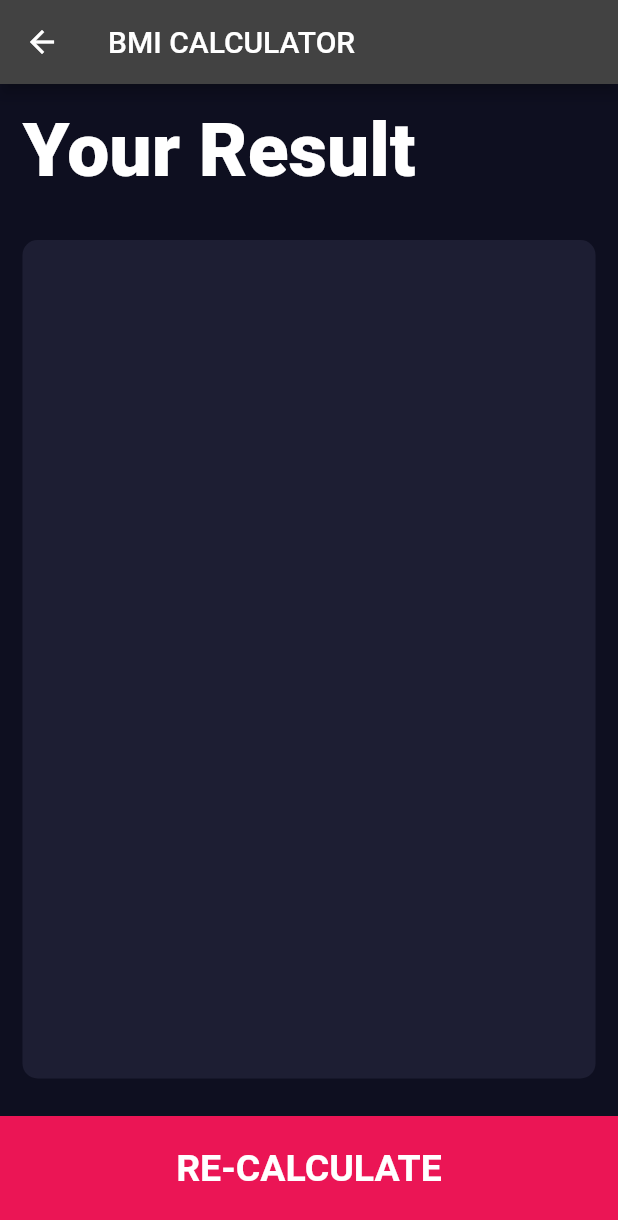
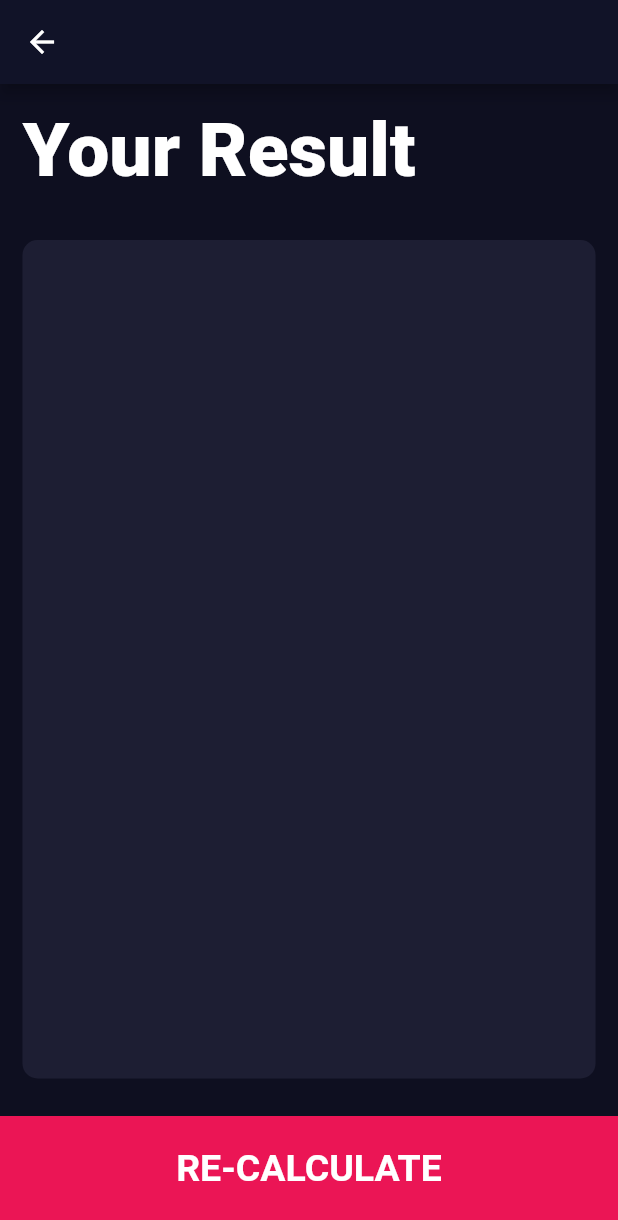
Before and after one commit to 1psrishti/BMI-Calculator, a Flutter app: the ResultsPage screen opened directly with empty values, on a phone screen of 412 x 824 dp. Shown: the top 1220 px of the screen. Run offline on Flutter 3.47's test engine with Material 2 defaults, Android fonts, the phone set to English and light mode, and no system bars; our stand-ins replace font_awesome_flutter.

Commit message:
bug fixes and null safety

```diff
--- a/lib/calculator_brain.dart
+++ b/lib/calculator_brain.dart
@@ -7,7 +7,7 @@ class CalculatorBrain {
   final int weight;
   final int height;
 
-  double _bmi;  //private variable hence _
+  late double _bmi;  //private variable hence _
 
   String calculateBMI(){
     _bmi = weight/pow(height/100,2);
--- a/lib/icon_content.dart
+++ b/lib/icon_content.dart
@@ -5,7 +5,7 @@ class IconContent extends StatelessWidget {
 
   final IconData icon;
   final String text;
-  IconContent({this.icon, this.text});
+  IconContent({required this.icon, required this.text});
 
   @override
   Widget build(BuildContext context) {
--- a/lib/input_page.dart
+++ b/lib/input_page.dart
@@ -16,7 +16,7 @@ class InputPage extends StatefulWidget {
 }
 
 class _InputPageState extends State<InputPage> {
-  Gender selectedGender;
+  Gender? selectedGender;
   int height = 180;
   int weight = 60;
   int age = 19;
@@ -26,6 +26,7 @@ class _InputPageState extends State<InputPage> {
     return Scaffold(
       appBar: AppBar(
         title: Text('BMI CALCULATOR'),
+        backgroundColor: kInactiveCardColor,
       ),
       body: Column(
         crossAxisAlignment: CrossAxisAlignment.stretch,
@@ -238,7 +239,7 @@ class RoundIconButton extends StatelessWidget {
   RoundIconButton(this.icon, this.onPressed);
 
   final IconData icon;
-  final Function onPressed;
+  final Function()? onPressed;
 
   @override
   Widget build(BuildContext context) {
--- a/lib/results_page.dart
+++ b/lib/results_page.dart
@@ -14,7 +14,7 @@ class ResultsPage extends StatelessWidget {
   Widget build(BuildContext context) {
     return Scaffold(
       appBar: AppBar(
-        title: Text('BMI CALCULATOR'),
+        backgroundColor: kInactiveCardColor,
       ),
       body: Column(
         mainAxisAlignment: MainAxisAlignment.spaceEvenly,
--- a/lib/reusable_card.dart
+++ b/lib/reusable_card.dart
@@ -4,9 +4,9 @@ class ReusableCard extends StatelessWidget {
 
   final Color color;
   final Widget cardChild;
-  final Function onPress;
+  final Function()? onPress;
 
-  ReusableCard({@required this.color, this.cardChild, this.onPress});
+  ReusableCard({required this.color, required this.cardChild, this.onPress});
 
   @override
   Widget build(BuildContext context) {
--- a/pubspec.yaml
+++ b/pubspec.yaml
@@ -4,14 +4,14 @@ description: A new Flutter application.
 version: 1.0.0+1
 
 environment:
-  sdk: ">=2.1.0 <3.0.0"
+  sdk: ">=2.12.0 <3.0.0"
 
 dependencies:
   flutter:
     sdk: flutter
 
-  cupertino_icons: ^0.1.2
-  font_awesome_flutter: ^9.2.0
+  cupertino_icons:
+  font_awesome_flutter:
 
 dev_dependencies:
   flutter_test:
```
Also changed, not shown: 4 other files.
